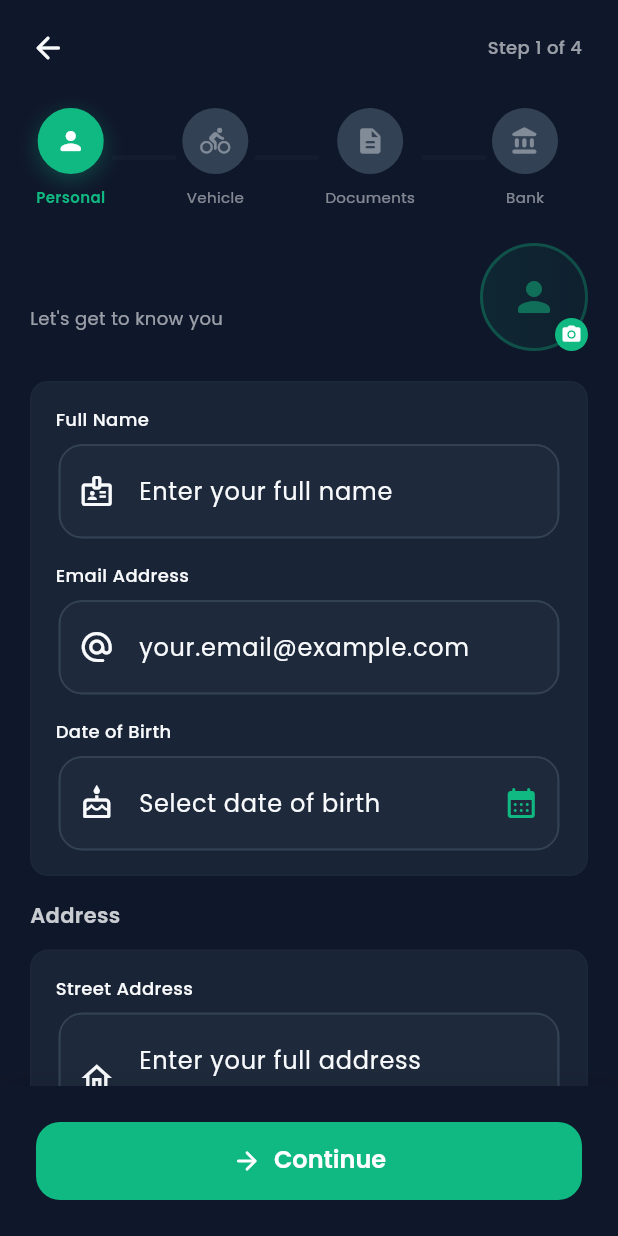
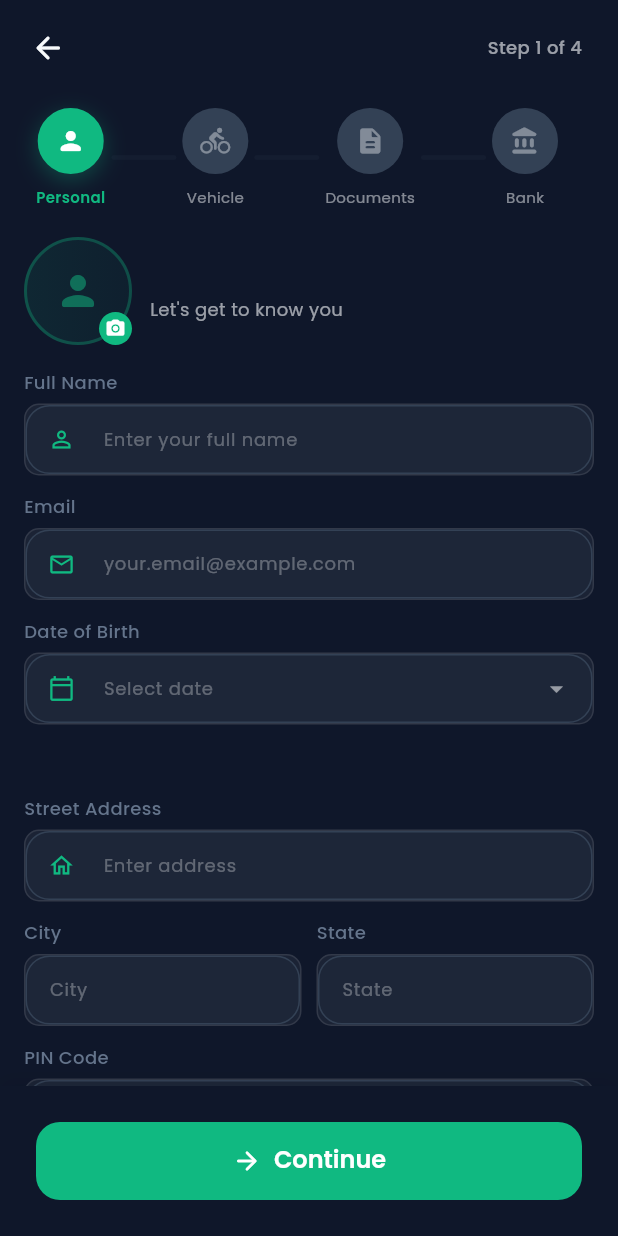
Before and after one commit to Nivs4796/SendIt, a Flutter app: the RegistrationView screen opened by its route, on a phone screen of 412 x 824 dp. Run offline on Flutter 3.47's test engine with Material 3 defaults, Android fonts, the phone set to English and light mode, and no system bars; our stand-ins replace dio, flutter_spinkit, geocoding, geolocator, get, get_storage and 5 more; accounts and stored records are empty.

Commit message:
Make Personal Details ultra-compact
- Smaller profile photo (72px)
- Smaller fonts (bodySmall, caption)
- Compact custom text fields (48px height)
- Tighter spacing (12px between fields)
- Removed heavy form cards, direct fields

```diff
--- a/pilot_app/lib/app/modules/registration/widgets/personal_details_step.dart
+++ b/pilot_app/lib/app/modules/registration/widgets/personal_details_step.dart
@@ -16,73 +16,22 @@ class PersonalDetailsStep extends GetView<RegistrationController> {
     final theme = Theme.of(context);
 
     return SingleChildScrollView(
-      padding: const EdgeInsets.symmetric(horizontal: 20, vertical: 16),
+      padding: const EdgeInsets.symmetric(horizontal: 16, vertical: 12),
       child: Column(
         crossAxisAlignment: CrossAxisAlignment.start,
         children: [
           // Header + Profile Photo Row
           Row(
             children: [
-              // Header
+              Obx(() => _buildCompactProfilePhoto(theme)),
+              const SizedBox(width: 12),
               Expanded(
-                child: _buildCompactHeader(
-                  theme,
-                  title: 'Personal Details',
-                  subtitle: 'Let\'s get to know you',
-                ),
-              ),
-              const SizedBox(width: 16),
-              // Profile Photo
-              Obx(() => _buildCompactProfilePhoto(theme)),
+                child: Column(
+                  crossAxisAlignment: CrossAxisAlignment.start,
+                  children: [
+                    Text('Personal Details', style: AppTextStyles.bodyLarge.copyWith(fontWeight: FontWeight.bold)),
+                    Text('Let\'s get to know you', style: AppTextStyles.caption.copyWith(color: theme.colorScheme.onSurface.withValues(alpha: 0.6))),
                   ],
-          ),
-
-          const SizedBox(height: 20),
-
-          // Form Card
-          _buildFormCard(
-            theme,
-            children: [
-              // Full Name
-              AppTextField(
-                controller: controller.nameController,
-                label: 'Full Name',
-                hint: 'Enter your full name',
-                prefixIcon: const Icon(Icons.badge_outlined),
-                textCapitalization: TextCapitalization.words,
-              ),
-
-              const SizedBox(height: 16),
-
-              // Email
-              AppTextField(
-                controller: controller.emailController,
-                label: 'Email Address',
-                hint: 'your.email@example.com',
-                prefixIcon: const Icon(Icons.alternate_email_rounded),
-                type: AppTextFieldType.email,
-              ),
-
-              const SizedBox(height: 16),
-
-              // Date of Birth
-              GestureDetector(
-                onTap: () => _selectDateOfBirth(context),
-                child: AbsorbPointer(
-                  child: Obx(() => AppTextField(
-                    label: 'Date of Birth',
-                    hint: 'Select date of birth',
-                    prefixIcon: const Icon(Icons.cake_outlined),
-                    controller: TextEditingController(
-                      text: controller.dateOfBirth.value != null
-                          ? DateFormat('dd MMM yyyy').format(controller.dateOfBirth.value!)
-                          : '',
-                    ),
-                    suffixIcon: Icon(
-                      Icons.calendar_month_rounded,
-                      color: AppColors.primary,
-                    ),
-                  )),
                 ),
               ),
             ],
@@ -90,37 +39,74 @@ class PersonalDetailsStep extends GetView<RegistrationController> {
 
           const SizedBox(height: 16),
 
-          // Address Section
-          _buildSectionLabel(theme, 'Address'),
+          // Full Name
+          _buildCompactField(
+            controller: controller.nameController,
+            label: 'Full Name',
+            hint: 'Enter your full name',
+            icon: Icons.person_outline,
+          ),
+
           const SizedBox(height: 12),
 
-          _buildFormCard(
-            theme,
-            children: [
-              // Address
-              AppTextField(
-                controller: controller.addressController,
-                label: 'Street Address',
-                hint: 'Enter your full address',
-                prefixIcon: const Icon(Icons.home_outlined),
-                maxLines: 2,
+          // Email
+          _buildCompactField(
+            controller: controller.emailController,
+            label: 'Email',
+            hint: 'your.email@example.com',
+            icon: Icons.email_outlined,
+            keyboardType: TextInputType.emailAddress,
+          ),
+
+          const SizedBox(height: 12),
+
+          // Date of Birth
+          GestureDetector(
+            onTap: () => _selectDateOfBirth(context),
+            child: AbsorbPointer(
+              child: Obx(() => _buildCompactField(
+                controller: TextEditingController(
+                  text: controller.dateOfBirth.value != null
+                      ? DateFormat('dd MMM yyyy').format(controller.dateOfBirth.value!)
+                      : '',
+                ),
+                label: 'Date of Birth',
+                hint: 'Select date',
+                icon: Icons.calendar_today_outlined,
+                suffixIcon: Icons.arrow_drop_down,
+              )),
+            ),
           ),
 
           const SizedBox(height: 16),
+
+          // Address Section Header
+          Text('Address', style: AppTextStyles.bodyMedium.copyWith(fontWeight: FontWeight.w600)),
+          const SizedBox(height: 10),
+
+          // Street Address
+          _buildCompactField(
+            controller: controller.addressController,
+            label: 'Street Address',
+            hint: 'Enter address',
+            icon: Icons.home_outlined,
+          ),
+
+          const SizedBox(height: 12),
 
           // City & State Row
           Row(
             children: [
               Expanded(
-                    child: AppTextField(
+                child: _buildCompactField(
                   controller: controller.cityController,
                   label: 'City',
                   hint: 'City',
                 ),
               ),
-                  const SizedBox(width: 12),
+              const SizedBox(width: 10),
               Expanded(
-                    child: AppTextField(
+                child: _buildCompactField(
                   controller: controller.stateController,
                   label: 'State',
                   hint: 'State',
@@ -129,23 +115,62 @@ class PersonalDetailsStep extends GetView<RegistrationController> {
             ],
           ),
 
-              const SizedBox(height: 16),
+          const SizedBox(height: 12),
 
           // Pincode
-              AppTextField(
+          _buildCompactField(
             controller: controller.pincodeController,
             label: 'PIN Code',
             hint: '6-digit PIN',
-                prefixIcon: const Icon(Icons.pin_drop_outlined),
-                type: AppTextFieldType.number,
+            icon: Icons.pin_drop_outlined,
+            keyboardType: TextInputType.number,
             maxLength: 6,
           ),
+
+          const SizedBox(height: 12),
         ],
       ),
+    );
+  }
 
-          const SizedBox(height: 16),
+  Widget _buildCompactField({
+    required TextEditingController controller,
+    required String label,
+    required String hint,
+    IconData? icon,
+    IconData? suffixIcon,
+    TextInputType? keyboardType,
+    int? maxLength,
+  }) {
+    return Column(
+      crossAxisAlignment: CrossAxisAlignment.start,
+      children: [
+        Text(label, style: AppTextStyles.caption.copyWith(fontWeight: FontWeight.w500)),
+        const SizedBox(height: 6),
+        Container(
+          height: 48,
+          decoration: BoxDecoration(
+            color: Colors.white.withValues(alpha: 0.05),
+            borderRadius: BorderRadius.circular(10),
+            border: Border.all(color: Colors.white.withValues(alpha: 0.1)),
+          ),
+          child: TextField(
+            controller: controller,
+            keyboardType: keyboardType,
+            maxLength: maxLength,
+            style: AppTextStyles.bodySmall,
+            decoration: InputDecoration(
+              hintText: hint,
+              hintStyle: AppTextStyles.bodySmall.copyWith(color: Colors.white.withValues(alpha: 0.3)),
+              prefixIcon: icon != null ? Icon(icon, size: 18, color: AppColors.primary) : null,
+              suffixIcon: suffixIcon != null ? Icon(suffixIcon, size: 20, color: Colors.white54) : null,
+              border: InputBorder.none,
+              contentPadding: EdgeInsets.symmetric(horizontal: icon != null ? 0 : 12, vertical: 14),
+              counterText: '',
+            ),
+          ),
+        ),
       ],
-      ),
     );
   }
 
```
Lines whose indentation alone changed are shown as unchanged.
